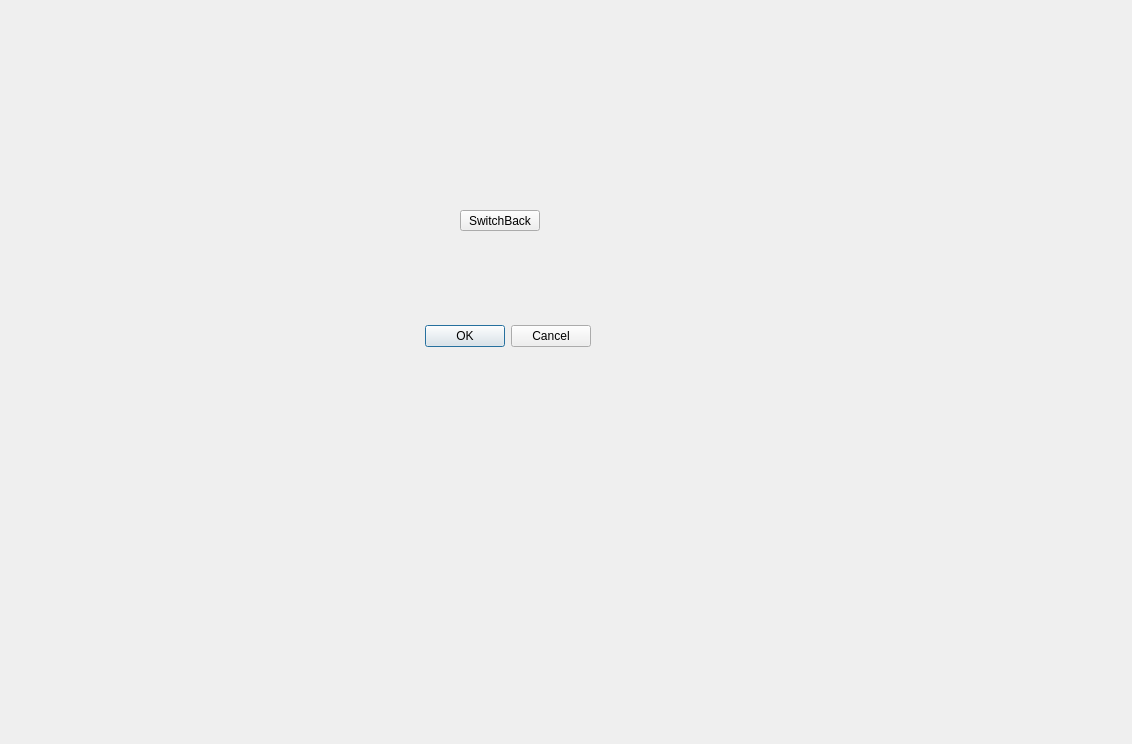
This is Nayda/TheGame_GUI.ui in dsbabkov/Nayda as Qt 5 draws it before an edit. The edited form follows.
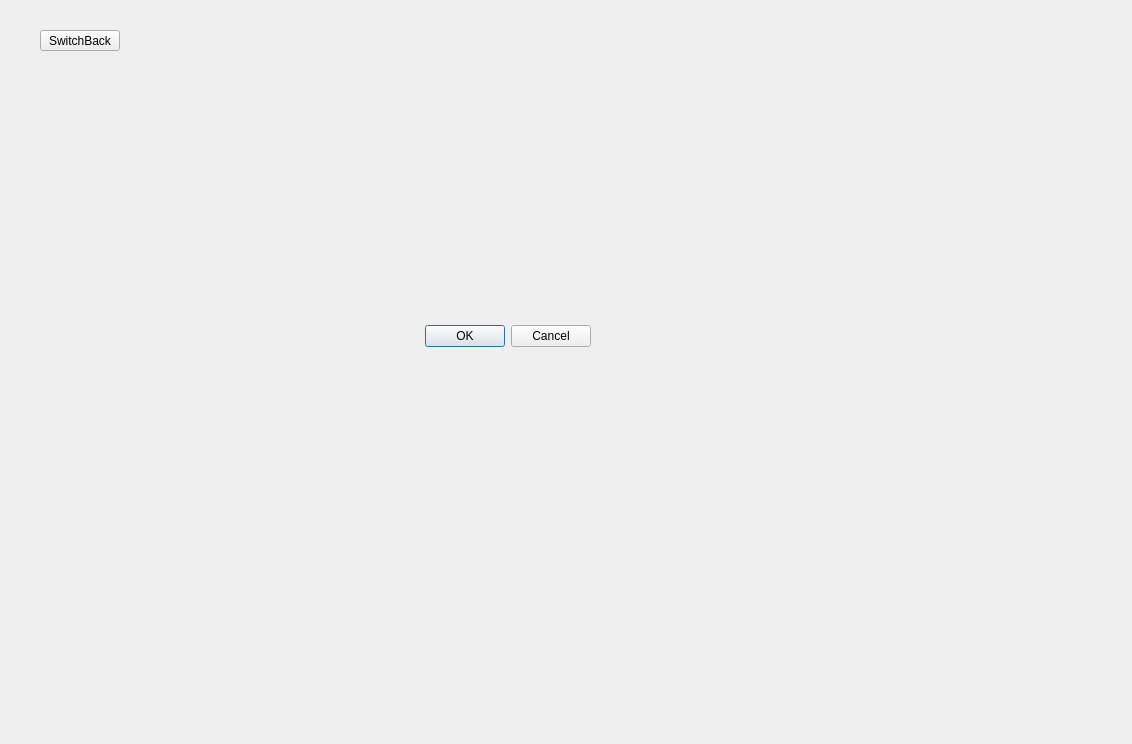
This is the edited form.

Diff of the .ui file:
```diff
--- a/Nayda/TheGame_GUI.ui
+++ b/Nayda/TheGame_GUI.ui
@@ -32,8 +32,8 @@
   <widget class="QPushButton" name="pushButton">
    <property name="geometry">
     <rect>
-     <x>460</x>
-     <y>210</y>
+     <x>40</x>
+     <y>30</y>
      <width>80</width>
      <height>21</height>
     </rect>
```
